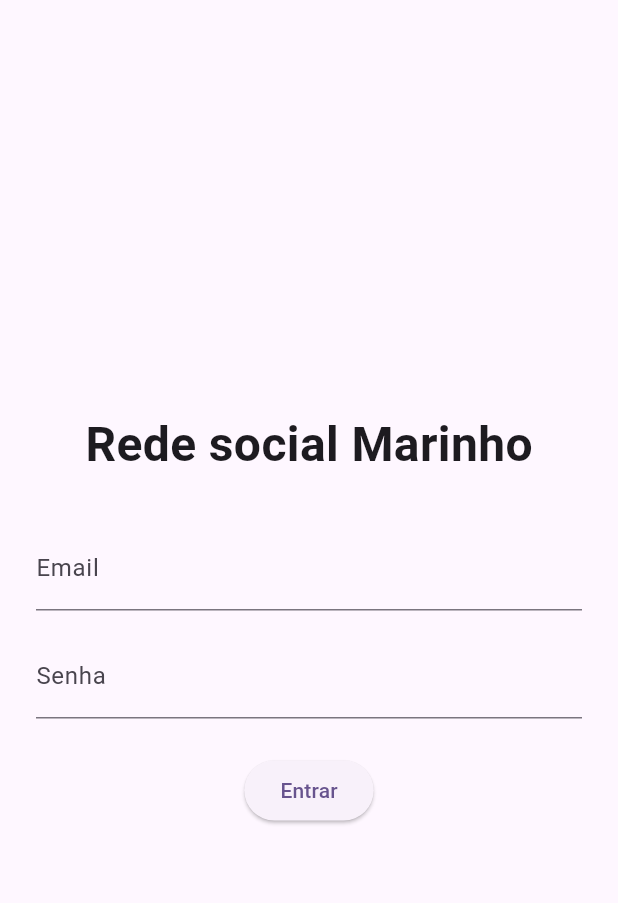
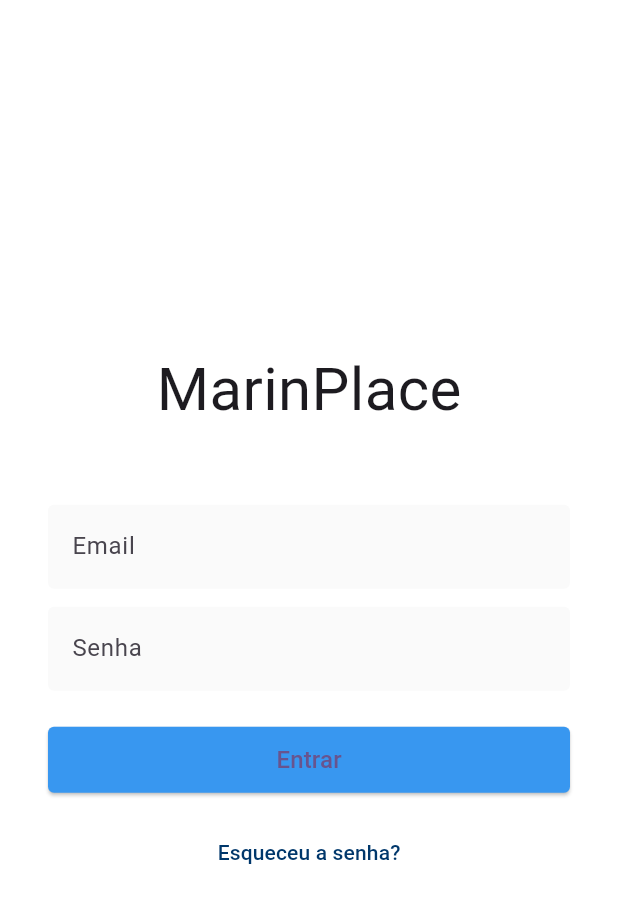
Before and after one commit to jvmarinho061/firebaseauth, a Flutter app: the screen it shows after launch, on a phone screen of 412 x 824 dp. Shown: the top 903 px of the screen. Run offline on Flutter 3.47's test engine with Material 3 defaults, Android fonts, the phone set to English and light mode, and no system bars; our stand-ins replace dio, firebase_auth, firebase_core, flutter_bloc, get_it; accounts and stored records are empty; Roboto replaces fonts that are missing (Billabong).

Commit message:
Realizei algumas modificações e adicionei funções para novo fluxo do código

```diff
--- a/lib/features/auth/auth_bloc.dart
+++ b/lib/features/auth/auth_bloc.dart
@@ -1,7 +1,7 @@
 import 'package:flutter_bloc/flutter_bloc.dart';
 import 'package:loginflutterteste/features/auth/auth_event.dart';
 import 'package:loginflutterteste/features/auth/auth_state.dart';
-import 'package:loginflutterteste/features/domain/auth_repository.dart';
+import 'package:loginflutterteste/features/repositories/auth_repository.dart';
 
 class AuthBloc extends Bloc<AuthEvent, AuthState> {
   final AuthRepository repository;
--- a/lib/features/data/auth_repository_impl.dart
+++ b/lib/features/data/auth_repository_impl.dart
@@ -1,5 +1,5 @@
 import 'package:firebase_auth/firebase_auth.dart';
-import 'package:loginflutterteste/features/domain/auth_repository.dart';
+import 'package:loginflutterteste/features/repositories/auth_repository.dart';
 
 class AuthRepositoryImpl implements AuthRepository {
   final FirebaseAuth _firebaseAuth;
--- a/lib/features/pages.dart/login_page.dart
+++ /dev/null
@@ -1,78 +0,0 @@
-import 'package:flutter/material.dart';
-import 'package:flutter_bloc/flutter_bloc.dart';
-import 'package:loginflutterteste/features/auth/auth_bloc.dart';
-import 'package:loginflutterteste/features/auth/auth_event.dart';
-import 'package:loginflutterteste/features/auth/auth_state.dart';
-
-class LoginPage extends StatelessWidget {
-  LoginPage({super.key});
-
-  final emailController = TextEditingController();
-  final passwordController = TextEditingController();
-
-  @override
-  Widget build(BuildContext context) {
-    return Scaffold(
-      body: BlocListener<AuthBloc, AuthState>(
-        listener: (context, state) {
-          if (state is AuthSuccess) {
-            ScaffoldMessenger.of(context).showSnackBar(
-              const SnackBar(content: Text('Login realizado com sucesso...')),
-            );
-          }
-
-          if (state is AuthFailure) {
-            ScaffoldMessenger.of(
-              context,
-            ).showSnackBar(SnackBar(content: Text(state.message)));
-          }
-        },
-        child: Padding(
-          padding: const EdgeInsets.all(24),
-          child: Column(
-            mainAxisAlignment: MainAxisAlignment.center,
-            children: [
-              const Text(
-                'Rede social Marinho',
-                style: TextStyle(fontSize: 32, fontWeight: FontWeight.bold),
-              ),
-              const SizedBox(height: 32),
-
-              TextField(
-                controller: emailController,
-                decoration: const InputDecoration(labelText: 'Email'),
-              ),
-              const SizedBox(height: 16),
-
-              TextField(
-                controller: passwordController,
-                obscureText: true,
-                decoration: const InputDecoration(labelText: 'Senha'),
-              ),
-              const SizedBox(height: 24),
-
-              BlocBuilder<AuthBloc, AuthState>(
-                builder: (context, state) {
-                  if (state is AuthLoading) {
-                    return const CircularProgressIndicator();
-                  }
-                  return ElevatedButton(
-                    onPressed: () {
-                      context.read<AuthBloc>().add(
-                        LoginRequested(
-                          emailController.text,
-                          passwordController.text,
-                        ),
-                      );
-                    },
-                    child: const Text('Entrar'),
-                  );
-                },
-              ),
-            ],
-          ),
-        ),
-      ),
-    );
-  }
-}
--- /dev/null
+++ b/lib/features/pages/login_page.dart
@@ -0,0 +1,89 @@
+import 'package:flutter/material.dart';
+import 'package:flutter_bloc/flutter_bloc.dart';
+import 'package:loginflutterteste/features/auth/auth_bloc.dart';
+import 'package:loginflutterteste/features/auth/auth_event.dart';
+import 'package:loginflutterteste/features/auth/auth_state.dart';
+import 'package:loginflutterteste/widgets/input.dart';
+
+class LoginPage extends StatelessWidget {
+  LoginPage({super.key});
+
+  final emailController = TextEditingController();
+  final passwordController = TextEditingController();
+
+  @override
+  Widget build(BuildContext) {
+    return Scaffold(
+      backgroundColor: Colors.white,
+      body: SafeArea(
+        child: Padding(
+          padding: const EdgeInsets.symmetric(horizontal: 32),
+          child: Column(
+            mainAxisAlignment: MainAxisAlignment.center,
+            children: [
+              const Text(
+                'MarinPlace',
+                style: TextStyle(
+                  fontSize: 40,
+                  fontFamily: 'Billabong'),
+              ),
+              const SizedBox(height: 48),
+
+              Input(
+                controller: emailController,
+                hint: 'Email'),
+              const SizedBox(height: 12),
+
+              Input(
+                controller: passwordController,
+                hint: 'Senha',
+                obscure: true,
+              ),
+              const SizedBox(height: 24),
+
+              BlocBuilder<AuthBloc, AuthState>(builder: (context, state) {
+                if (state is AuthLoading) {
+                  return const CircularProgressIndicator();
+                }
+                 return SizedBox(
+                    width: double.infinity,
+                    height: 44,
+                    child: ElevatedButton(
+                      style: ElevatedButton.styleFrom(
+                        backgroundColor: const Color(0xFF3897F0),
+                        shape: RoundedRectangleBorder(
+                          borderRadius: BorderRadius.circular(4),
+                        ),
+                      ),
+                      onPressed: () {
+                        context.read<AuthBloc>().add(
+                              LoginRequested(
+                                emailController.text,
+                                passwordController.text,
+                              ),
+                            );
+                      },
+                      child: const Text(
+                        'Entrar',
+                        style: TextStyle(fontSize: 16),
+                      ),
+                    ),
+                  );
+                },
+              ),
+              const SizedBox(height: 16),
+
+              TextButton(
+                onPressed: () {},
+                child: const Text(
+                  'Esqueceu a senha?',
+                  style: TextStyle(color: Color(0xFF00376B)),
+                ),
+              ),
+            ],
+          ),
+        ),
+      ),
+    );
+  }
+}
--- a/lib/main.dart
+++ b/lib/main.dart
@@ -2,12 +2,17 @@ import 'package:firebase_auth/firebase_auth.dart';
 import 'package:firebase_core/firebase_core.dart';
 import 'package:flutter/material.dart';
 import 'package:flutter_bloc/flutter_bloc.dart';
+import 'package:get_it/get_it.dart';
+import 'package:loginflutterteste/core/dio/dio_client.dart';
 import 'package:loginflutterteste/features/auth/auth_bloc.dart';
 import 'package:loginflutterteste/features/data/auth_firebase_datarsource.dart';
 import 'package:loginflutterteste/features/data/auth_repository_impl.dart';
-import 'package:loginflutterteste/features/pages.dart/login_page.dart';
+import 'package:loginflutterteste/features/pages/login_page.dart';
+import 'package:loginflutterteste/features/repositories/post_repository.dart';
 
 void main() async {
+  GetIt.I.registerSingleton((DioClient()));
+  GetIt.I.registerSingleton(PostRepository(GetIt.I.get()));
   WidgetsFlutterBinding.ensureInitialized();
   await Firebase.initializeApp();
   runApp(
@@ -25,6 +30,7 @@ class MyApp extends StatelessWidget {
   Widget build(BuildContext context) {
     return MaterialApp(
       title: 'Login ex',
+      debugShowCheckedModeBanner: false,
       theme: ThemeData(
         colorScheme: ColorScheme.fromSeed(seedColor: Colors.deepPurple),
       ),
--- /dev/null
+++ b/lib/widgets/input.dart
@@ -0,0 +1,30 @@
+import 'package:flutter/material.dart';
+
+class Input extends StatelessWidget {
+  final TextEditingController controller;
+  final String hint;
+  final bool obscure;
+
+  const Input({
+    required this.controller,
+    required this.hint,
+    this.obscure = false,
+  });
+
+  @override
+  Widget build(BuildContext context) {
+    return TextField(
+      controller: controller,
+      obscureText: obscure,
+      decoration: InputDecoration(
+        hintText: hint,
+        filled: true,
+        fillColor: const Color(0xFFFAFAFA),
+        border: OutlineInputBorder(
+          borderRadius: BorderRadius.circular(4),
+          borderSide: BorderSide.none,
+        )
+      ),
+    );
+  }
+}
--- a/pubspec.yaml
+++ b/pubspec.yaml
@@ -14,6 +14,7 @@ dependencies:
   firebase_core: ^4.3.0
   firebase_auth: ^6.1.3
   flutter_bloc: ^8.1.6
+  get_it: ^9.2.0
 
 dev_dependencies:
   flutter_test:
```
Also changed, not shown: lib/features/posts/post_events.dart (added, +8 -0 lines), lib/features/posts/post_states.dart (added, +25 -0 lines), lib/features/posts/post_store.dart (added, +44 -0 lines), lib/features/repositories/post_repository.dart (added, +28 -0 lines), lib/models/postModel.dart (added, +21 -0 lines), lib/features/repositories/auth_repository.dart (renamed from lib/features/domain/auth_repository.dart), pubspec.lock.
